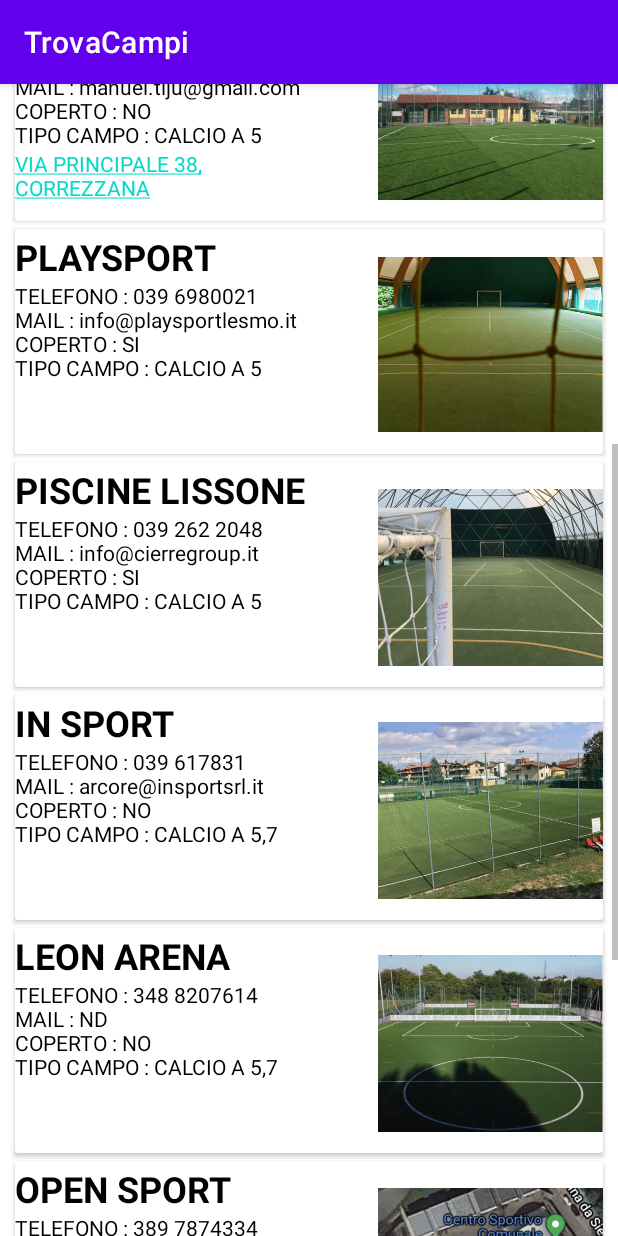
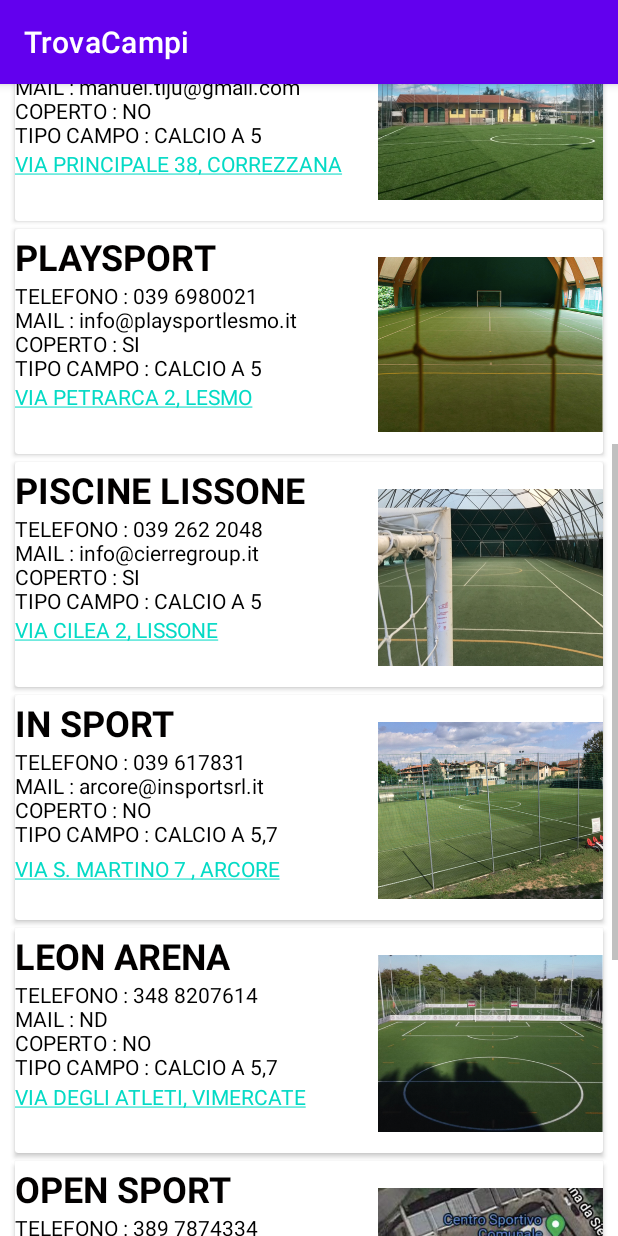
Before and after one commit to tsankaris/TrovaCampi, an Android app: the Calcio_activity screen opened directly, with no data from a screen before it, scrolled down 537 dp, on a phone screen of 412 x 824 dp. Run offline under Robolectric (Android 15) with nearby library versions, the phone set to English and light mode, and no system bars.

Commit message:
CAMPI CALCIO FINITI

```diff
--- a/app/src/main/java/it/sal/disco/unimib/trovacampi/Calcio_activity.java
+++ b/app/src/main/java/it/sal/disco/unimib/trovacampi/Calcio_activity.java
@@ -33,30 +33,30 @@ public class Calcio_activity extends AppCompatActivity {
         TextView textView3 = (TextView) findViewById(R.id.textView11);
         textView3.setMovementMethod(LinkMovementMethod.getInstance());
         textView3.setText(Html.fromHtml("<a href=\"https://www.google.it/maps/place/Centro+Sportivo+comunale/@45.6624473,9.3026963,17z/data=!3m1!5s0x4786badc82cceb27:0xc487fcf930678914!4m12!1m6!3m5!1s0x4786badd50cc30f9:0x1ba179c508f550e6!2sTijuana+Correzzana!8m2!3d45.6624473!4d9.304885!3m4!1s0x4786badc9b6b9081:0xad250d61ba31393d!8m2!3d45.6623993!4d9.3045858\">VIA PRINCIPALE 38, CORREZZANA</a>"));
-     /*
-        TextView textView = (TextView) findViewById(R.id.TextView01);
-        textView.setMovementMethod(LinkMovementMethod.getInstance());
-        textView.setText(Html.fromHtml("<a href=\"http://www.mrwebmaster.it\">Mr.Webmaster</a>"));
 
-        TextView textView = (TextView) findViewById(R.id.TextView01);
-        textView.setMovementMethod(LinkMovementMethod.getInstance());
-        textView.setText(Html.fromHtml("<a href=\"http://www.mrwebmaster.it\">Mr.Webmaster</a>"));
+        TextView textView4 = (TextView) findViewById(R.id.textView12);
+        textView4.setMovementMethod(LinkMovementMethod.getInstance());
+        textView4.setText(Html.fromHtml("<a href=\"https://www.bing.com/local?lid=YN2000x15716454582749594760&id=YN2000x15716454582749594760&q=Playsport&name=Playsport&cp=45.64289474487305%7e9.303834915161133&ppois=45.64289474487305_9.303834915161133_Playsport\">VIA PETRARCA 2, LESMO</a>"));
 
-        TextView textView = (TextView) findViewById(R.id.TextView01);
-        textView.setMovementMethod(LinkMovementMethod.getInstance());
-        textView.setText(Html.fromHtml("<a href=\"http://www.mrwebmaster.it\">Mr.Webmaster</a>"));
+        TextView textView5 = (TextView) findViewById(R.id.textView13);
+        textView5.setMovementMethod(LinkMovementMethod.getInstance());
+        textView5.setText(Html.fromHtml("<a href=\"https://www.bing.com/maps/directions?rtp=adr.~pos.45.60810852050781_9.227869987487793_Via+Cilea+2+-+20851+Lissone+(MB)_Piscine+Lissone_039+262+2048\">VIA CILEA 2, LISSONE</a>"));
 
-        TextView textView = (TextView) findViewById(R.id.TextView01);
-        textView.setMovementMethod(LinkMovementMethod.getInstance());
-        textView.setText(Html.fromHtml("<a href=\"http://www.mrwebmaster.it\">Mr.Webmaster</a>"));
+        TextView textView6 = (TextView) findViewById(R.id.textView14);
+        textView6.setMovementMethod(LinkMovementMethod.getInstance());
+        textView6.setText(Html.fromHtml("<a href=\"https://www.bing.com/local?lid=YN1354x13423815843057878173&id=YN1354x13423815843057878173&q=Centro+Sportivo+Comunale+-+In+Sport+Arcore&name=Centro+Sportivo+Comunale+-+In+Sport+Arcore&cp=45.625728607177734%7e9.316149711608887&ppois=45.625728607177734_9.316149711608887_Centro+Sportivo+Comunale+-+In+Sport+Arcore\">VIA S. MARTINO 7 , ARCORE</a>"));
 
-        TextView textView = (TextView) findViewById(R.id.TextView01);
-        textView.setMovementMethod(LinkMovementMethod.getInstance());
-        textView.setText(Html.fromHtml("<a href=\"http://www.mrwebmaster.it\">Mr.Webmaster</a>"));
+        TextView textView7 = (TextView) findViewById(R.id.textView15);
+        textView7.setMovementMethod(LinkMovementMethod.getInstance());
+        textView7.setText(Html.fromHtml("<a href=\"https://www.bing.com/local?lid=YN1354x6773450279965000438&id=YN1354x6773450279965000438&q=Ac+Leon+Monza+e+Brianza+(Leon+Arena)&name=Ac+Leon+Monza+e+Brianza+(Leon+Arena)&cp=45.60702133178711%7e9.373299598693848&ppois=45.60702133178711_9.373299598693848_Ac+Leon+Monza+e+Brianza+(Leon+Arena)\">VIA DEGLI ATLETI, VIMERCATE</a>"));
 
-        TextView textView = (TextView) findViewById(R.id.TextView01);
-        textView.setMovementMethod(LinkMovementMethod.getInstance());
-        textView.setText(Html.fromHtml("<a href=\"http://www.mrwebmaster.it\">Mr.Webmaster</a>"));*/
+        TextView textView8 = (TextView) findViewById(R.id.textView18);
+        textView8.setMovementMethod(LinkMovementMethod.getInstance());
+        textView8.setText(Html.fromHtml("<a href=\"https://www.bing.com/local?lid=YN1354x4914129612009534898&id=YN1354x4914129612009534898&q=Centro+Sportivo+Comunale&name=Centro+Sportivo+Comunale&cp=45.651878356933594%7e9.266690254211426&ppois=45.651878356933594_9.266690254211426_Centro+Sportivo+Comunale\">VIA LAMBRO, SOVICO</a>"));
+
+        TextView textView9 = (TextView) findViewById(R.id.textView17);
+        textView9.setMovementMethod(LinkMovementMethod.getInstance());
+        textView9.setText(Html.fromHtml("<a href=\"https://www.bing.com/local?lid=YN1354x5271279973866090072&id=YN1354x5271279973866090072&q=Societ%c3%a0+Sportiva+La+Dominante&name=Societ%c3%a0+Sportiva+La+Dominante&cp=45.60129928588867%7e9.263500213623047&ppois=45.60129928588867_9.263500213623047_Societ%c3%a0+Sportiva+La+Dominante\"> VIA A. RAMAZZOTTI 19, MONZA</a>"));
     }
 
 
--- a/app/src/main/res/layout/activity_calcio.xml
+++ b/app/src/main/res/layout/activity_calcio.xml
@@ -110,8 +110,8 @@
 
                     <TextView
                         android:id="@+id/textViewOpensport3"
-                        android:layout_width="237dp"
-                        android:layout_height="89dp"
+                        android:layout_width="238dp"
+                        android:layout_height="65dp"
                         android:text="@string/descrizione_opensport"
                         android:textColor="#000000"
                         app:layout_constraintStart_toStartOf="parent"
@@ -134,6 +134,17 @@
                         android:layout_width="wrap_content"
                         android:layout_height="wrap_content"
                         app:barrierDirection="top" />
+
+                    <TextView
+                        android:id="@+id/textView18"
+                        android:layout_width="239dp"
+                        android:layout_height="19dp"
+                        android:clickable="true"
+                        android:text="VIA LAMBRO, SOVICO"
+                        android:textColor="#0C0C0C"
+                        app:layout_constraintStart_toStartOf="parent"
+                        app:layout_constraintTop_toBottomOf="@+id/textViewOpensport3" />
+
                 </androidx.constraintlayout.widget.ConstraintLayout>
 
             </androidx.cardview.widget.CardView>
@@ -167,8 +178,8 @@
 
                     <TextView
                         android:id="@+id/textView7"
-                        android:layout_width="237dp"
-                        android:layout_height="89dp"
+                        android:layout_width="243dp"
+                        android:layout_height="66dp"
                         android:text="@string/descrizione_LaDominante"
                         android:textColor="#000000"
                         app:layout_constraintStart_toStartOf="parent"
@@ -191,6 +202,16 @@
                         android:layout_width="wrap_content"
                         android:layout_height="wrap_content"
                         app:barrierDirection="top" />
+
+                    <TextView
+                        android:id="@+id/textView17"
+                        android:layout_width="240dp"
+                        android:layout_height="21dp"
+                        android:clickable="true"
+                        android:text="VIA A. RAMAZZOTTI 19, MONZA"
+                        android:textColor="#0B0A0A"
+                        app:layout_constraintStart_toStartOf="parent"
+                        app:layout_constraintTop_toBottomOf="@+id/textView7" />
 
                 </androidx.constraintlayout.widget.ConstraintLayout>
 
@@ -225,8 +246,8 @@
 
                     <TextView
                         android:id="@+id/TextViewLeonArena2"
-                        android:layout_width="237dp"
-                        android:layout_height="89dp"
+                        android:layout_width="236dp"
+                        android:layout_height="68dp"
                         android:text="@string/descrizione_leonArena"
                         android:textColor="#000000"
                         app:layout_constraintStart_toStartOf="parent"
@@ -249,6 +270,16 @@
                         android:layout_width="wrap_content"
                         android:layout_height="wrap_content"
                         app:barrierDirection="top" />
+
+                    <TextView
+                        android:id="@+id/textView15"
+                        android:layout_width="wrap_content"
+                        android:layout_height="wrap_content"
+                        android:clickable="true"
+                        android:text="VIA DEGLI ATLETI, VIMERCATE"
+                        android:textColor="#0B0A0A"
+                        app:layout_constraintStart_toStartOf="parent"
+                        app:layout_constraintTop_toBottomOf="@+id/TextViewLeonArena2" />
 
                 </androidx.constraintlayout.widget.ConstraintLayout>
 
@@ -283,8 +314,8 @@
 
                     <TextView
                         android:id="@+id/textView8"
-                        android:layout_width="237dp"
-                        android:layout_height="89dp"
+                        android:layout_width="235dp"
+                        android:layout_height="71dp"
                         android:text="@string/descrizione_InSport"
                         android:textColor="#000000"
                         app:layout_constraintStart_toStartOf="parent"
@@ -307,6 +338,17 @@
                         android:layout_width="wrap_content"
                         android:layout_height="wrap_content"
                         app:barrierDirection="top" />
+
+                    <TextView
+                        android:id="@+id/textView14"
+                        android:layout_width="wrap_content"
+                        android:layout_height="wrap_content"
+                        android:clickable="true"
+                        android:text="VIA S. MARTINO 7, ARCORE"
+                        android:textColor="#0E0E0E"
+                        app:layout_constraintStart_toStartOf="parent"
+                        app:layout_constraintTop_toBottomOf="@+id/textView8" />
+
                 </androidx.constraintlayout.widget.ConstraintLayout>
 
             </androidx.cardview.widget.CardView>
@@ -364,6 +406,17 @@
                         android:layout_width="wrap_content"
                         android:layout_height="wrap_content"
                         app:barrierDirection="top" />
+
+                    <TextView
+                        android:id="@+id/textView13"
+                        android:layout_width="198dp"
+                        android:layout_height="24dp"
+                        android:clickable="true"
+                        android:text="VIA CILEA 2, LISSONE"
+                        android:textColor="#0E0E0E"
+                        app:layout_constraintStart_toStartOf="parent"
+                        app:layout_constraintTop_toBottomOf="@+id/textViewLaDominante" />
+
                 </androidx.constraintlayout.widget.ConstraintLayout>
 
             </androidx.cardview.widget.CardView>
@@ -421,6 +474,16 @@
                         android:layout_width="wrap_content"
                         android:layout_height="wrap_content"
                         app:barrierDirection="top" />
+
+                    <TextView
+                        android:id="@+id/textView12"
+                        android:layout_width="238dp"
+                        android:layout_height="0dp"
+                        android:clickable="true"
+                        android:text="VIA PETRARCA 2, LESMO"
+                        android:textColor="#0B0A0A"
+                        app:layout_constraintStart_toStartOf="parent"
+                        app:layout_constraintTop_toBottomOf="@+id/textViewLissone" />
 
                 </androidx.constraintlayout.widget.ConstraintLayout>
 
@@ -482,11 +545,14 @@
 
                     <TextView
                         android:id="@+id/textView11"
-                        android:layout_width="150dp"
-                        android:layout_height="58dp"
-                        android:text="Via Principale 38, Correzzana"
+                        android:layout_width="245dp"
+                        android:layout_height="59dp"
+                        android:clickable="true"
+                        android:text="VIA PRINCIPALE 38, CORREZZANA"
+                        android:textColor="#0B0A0A"
                         app:layout_constraintStart_toStartOf="parent"
                         app:layout_constraintTop_toBottomOf="@+id/textView6" />
+
                 </androidx.constraintlayout.widget.ConstraintLayout>
 
             </androidx.cardview.widget.CardView>
@@ -547,13 +613,14 @@
 
                     <TextView
                         android:id="@+id/textView10"
-                        android:layout_width="173dp"
+                        android:layout_width="237dp"
                         android:layout_height="50dp"
-                        android:layout_marginTop="23dp"
                         android:clickable="true"
-                        android:text="Viale Lombardia, 17"
+                        android:text="VIALE LOMBARDIA 17, MONZA"
+                        android:textColor="#0B0B0B"
                         app:layout_constraintStart_toStartOf="parent"
                         app:layout_constraintTop_toBottomOf="@+id/textView5" />
+
                 </androidx.constraintlayout.widget.ConstraintLayout>
 
             </androidx.cardview.widget.CardView>
```
